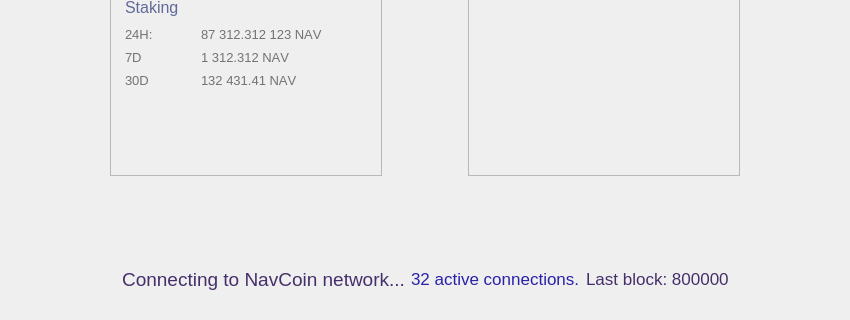
navcoin/navcoin-core, file src/qt/forms/overviewpage.ui: the form before one commit; both pictures show x 0 to 850 and y 191 to 511 of the 850 by 511 pixel window.
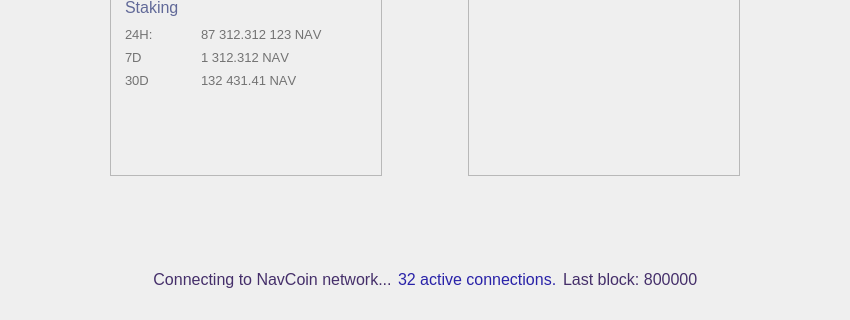
The form after the commit. Custom widgets are drawn as their Qt base class.

Commit message: gui: more font size adjustments

What changed in the file:
```diff
--- a/src/qt/forms/overviewpage.ui
+++ b/src/qt/forms/overviewpage.ui
@@ -1058,7 +1058,7 @@
          </property>
          <property name="font">
           <font>
-           <pointsize>14</pointsize>
+           <pointsize>12</pointsize>
           </font>
          </property>
          <property name="styleSheet">
@@ -1082,7 +1082,7 @@
          </property>
          <property name="font">
           <font>
-           <pointsize>13</pointsize>
+           <pointsize>12</pointsize>
           </font>
          </property>
          <property name="visible">
@@ -1106,7 +1106,7 @@
          </property>
          <property name="font">
           <font>
-           <pointsize>13</pointsize>
+           <pointsize>12</pointsize>
           </font>
          </property>
          <property name="visible">
```
The commit also changes 2 other files.
